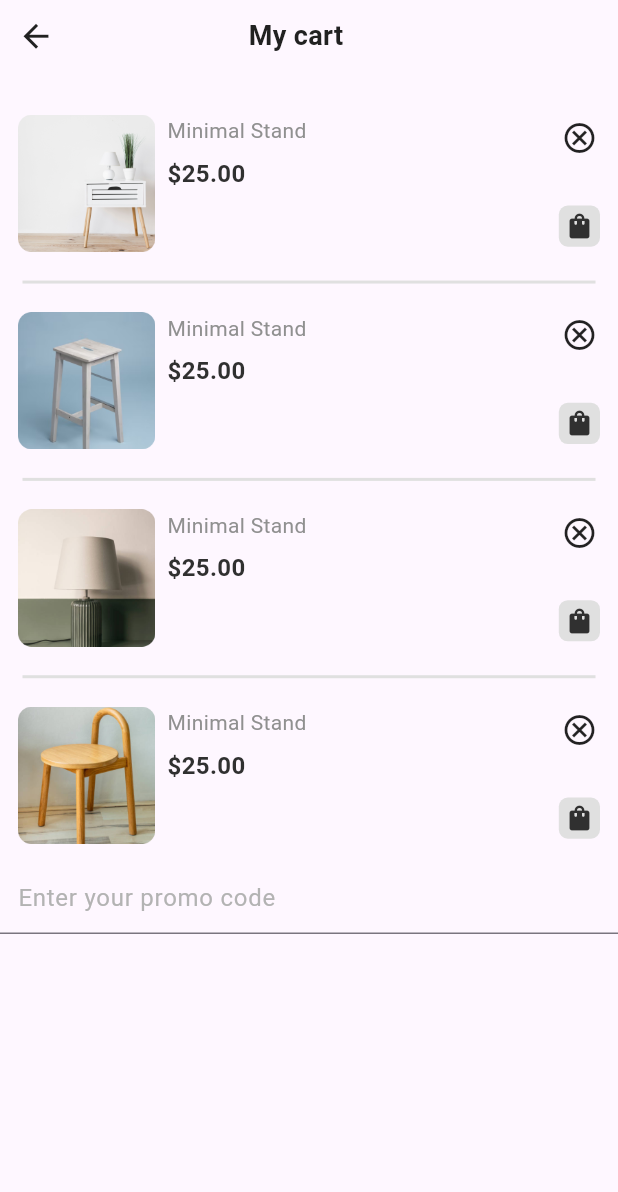
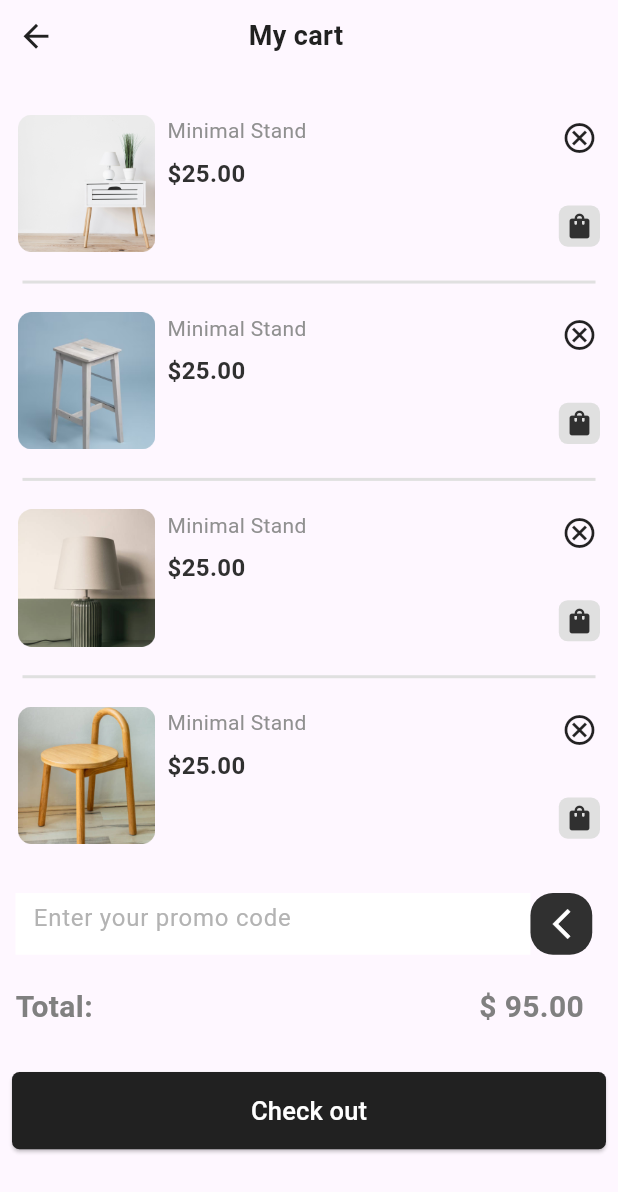
Before and after one commit to unnatidonda/furniture_shopping_app, a Flutter app: the CartView screen opened directly, on a phone screen of 412 x 824 dp. Shown: the top 1192 px of the screen. Run offline on Flutter 3.47's test engine with Material 2 defaults, Android fonts, the phone set to English and light mode, and no system bars; our stand-ins replace dot_navigation_bar, get; Roboto replaces fonts that are missing (Poppins).

Commit message:
check out

```diff
--- a/lib/res/constant/app_strings.dart
+++ b/lib/res/constant/app_strings.dart
@@ -30,6 +30,7 @@ class AppStrings {
   //cart
   static const String cpromo = "Enter your promo code";
   static const String myCart = "My cart";
+  static const String total = "Total:";
   //check out
   static const String address = "Shipping address";
   static const String payment = "Payment";
--- a/lib/view/cart/cart_view.dart
+++ b/lib/view/cart/cart_view.dart
@@ -1,4 +1,5 @@
 import 'package:flutter/material.dart';
+import 'package:furniture_shopping_app/res/common/app_button.dart';
 import 'package:furniture_shopping_app/res/constant/app_colors.dart';
 
 import '../../res/common/app_favorite.dart';
@@ -70,18 +71,79 @@ class CartView extends StatelessWidget {
             const AppFavorites(
               image: AppAssets.tableTwo,
             ),
-            Container(),
-            TextFormField(
+            SizedBox(height: screenHeight / 40),
+            Row(
+              children: [
+                SizedBox(width: screenWidth / 40),
+                Container(
+                  height: screenHeight / 20,
+                  width: screenWidth / 1.2,
+                  decoration: const BoxDecoration(
+                    color: AppColors.white,
+                  ),
+                  child: TextFormField(
                     decoration: const InputDecoration(
-                // border: InputBorder.none,
-
+                      border: InputBorder.none,
                       isDense: true,
                       hintText: "Enter your promo code",
                       contentPadding: EdgeInsets.all(12),
-                hintStyle: TextStyle(color: Color(0xFFB3B3B3), fontSize: 16, fontWeight: FontWeight.w400, fontFamily: "Poppins"),
+                      hintStyle: TextStyle(
+                        color: Color(0xFFB3B3B3),
+                        fontSize: 16,
+                        fontWeight: FontWeight.w400,
+                        fontFamily: "Poppins",
+                      ),
                     ),
                     onTap: () {},
                   ),
+                ),
+                Container(
+                  width: screenWidth / 10,
+                  height: screenHeight / 20,
+                  decoration: BoxDecoration(
+                    color: AppColors.black,
+                    borderRadius: BorderRadius.circular(15),
+                  ),
+                  child: Padding(
+                    padding: EdgeInsets.only(left: screenWidth / 60),
+                    child: IconButton(
+                      onPressed: () {},
+                      icon: const Icon(
+                        Icons.arrow_back_ios,
+                        color: AppColors.white,
+                      ),
+                    ),
+                  ),
+                ),
+              ],
+            ),
+            SizedBox(height: screenHeight / 40),
+            Row(
+              children: [
+                SizedBox(width: screenWidth / 40),
+                const Text(
+                  AppStrings.total,
+                  style: TextStyle(
+                    color: Color(0xFF808080),
+                    fontSize: 20,
+                    fontWeight: FontWeight.bold,
+                  ),
+                ),
+                SizedBox(width: screenWidth / 1.6),
+                const Text(
+                  "\$ 95.00",
+                  style: TextStyle(
+                    color: Color(0xFF808080),
+                    fontSize: 20,
+                    fontWeight: FontWeight.bold,
+                  ),
+                ),
+              ],
+            ),
+            SizedBox(height: screenHeight / 40),
+            AppButton(
+              elevated: "Check out",
+            )
           ],
         ),
       ),
```
Also changed, not shown: lib/view/check out/check_out_bindngs.dart (added), lib/view/check out/check_out_controller.dart (added), lib/view/check out/check_out_view.dart (added). Lines whose indentation alone changed are shown as unchanged.
